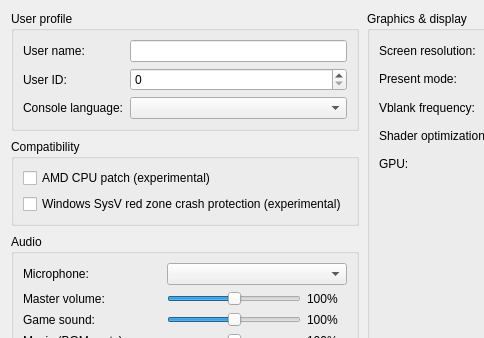
First picture: the form in src/launcher/forms/configuration_edit_dialog.ui, repository ChronoRPG/KytyPS5AstroAMD, before the edit; both pictures show x 0 to 484 and y 0 to 338 of the 871 by 786 pixel window.
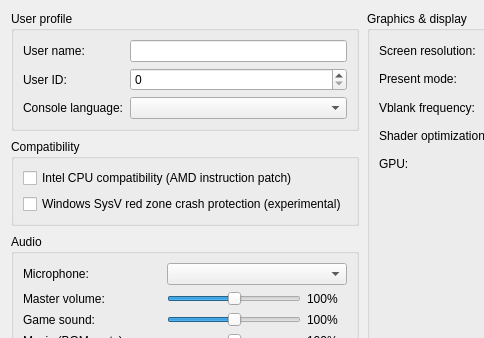
Second picture: the form after the edit. Custom widgets are drawn as their Qt base class.

Commit message:
The AMD CPU patch is labelled as Intel CPU compatibility
The option lets Intel CPUs run the PS5's AMD-only instructions (EXTRQ/INSERTQ)
and matches AMD's VRSQRTPS results; the old label read as if AMD users needed
it. Launcher text "Intel CPU compatibility (AMD instruction patch)" with a
tooltip saying it is not needed on AMD CPUs; --help and the console lines say
"AMD instruction patch for Intel CPUs". Option name, --amd-cpu, KYTY_AMD_CPU
and the settings key are unchanged.

The edit to the form file:
```diff
--- a/src/launcher/forms/configuration_edit_dialog.ui
+++ b/src/launcher/forms/configuration_edit_dialog.ui
@@ -407,8 +407,8 @@
        <layout class="QVBoxLayout" name="compatibilityLayout">
         <item>
          <widget class="QCheckBox" name="checkBox_amd_cpu">
-          <property name="toolTip"><string>Patch CPU instructions that differ between AMD and the host CPU.</string></property>
-          <property name="text"><string>AMD CPU patch (experimental)</string></property>
+          <property name="toolTip"><string>For Intel CPUs: emulates the PS5's AMD-only instructions (EXTRQ/INSERTQ) and AMD's VRSQRTPS results. Not needed on AMD CPUs.</string></property>
+          <property name="text"><string>Intel CPU compatibility (AMD instruction patch)</string></property>
          </widget>
         </item>
         <item>
```
The commit also changes 3 other files.
